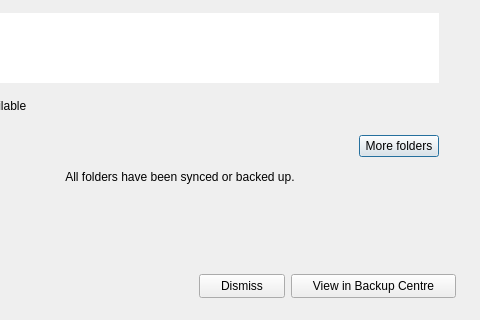
First picture: the form in src/MEGASync/syncs/gui/Backups/win/BackupsWizard.ui, repository meganz/MEGAsync, before the edit; both pictures show x 120 to 600 and y 147 to 467 of the 600 by 467 pixel window.
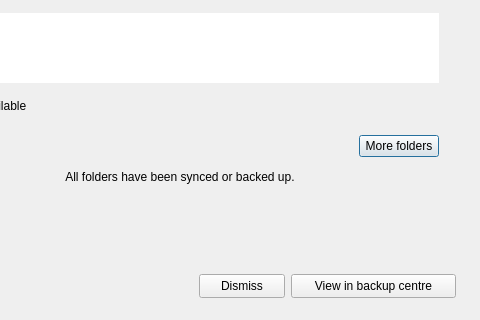
Second picture: the form after the edit. The open tabs and pages were chosen to show the change. Icons and pictures are not drawn.

The edit to the form file:
```diff
--- a/src/MEGASync/syncs/gui/Backups/win/BackupsWizard.ui
+++ b/src/MEGASync/syncs/gui/Backups/win/BackupsWizard.ui
@@ -1272,7 +1272,7 @@
           </size>
          </property>
          <property name="text">
-          <string>View in Backup Centre</string>
+          <string>View in backup centre</string>
          </property>
         </widget>
        </item>
```
